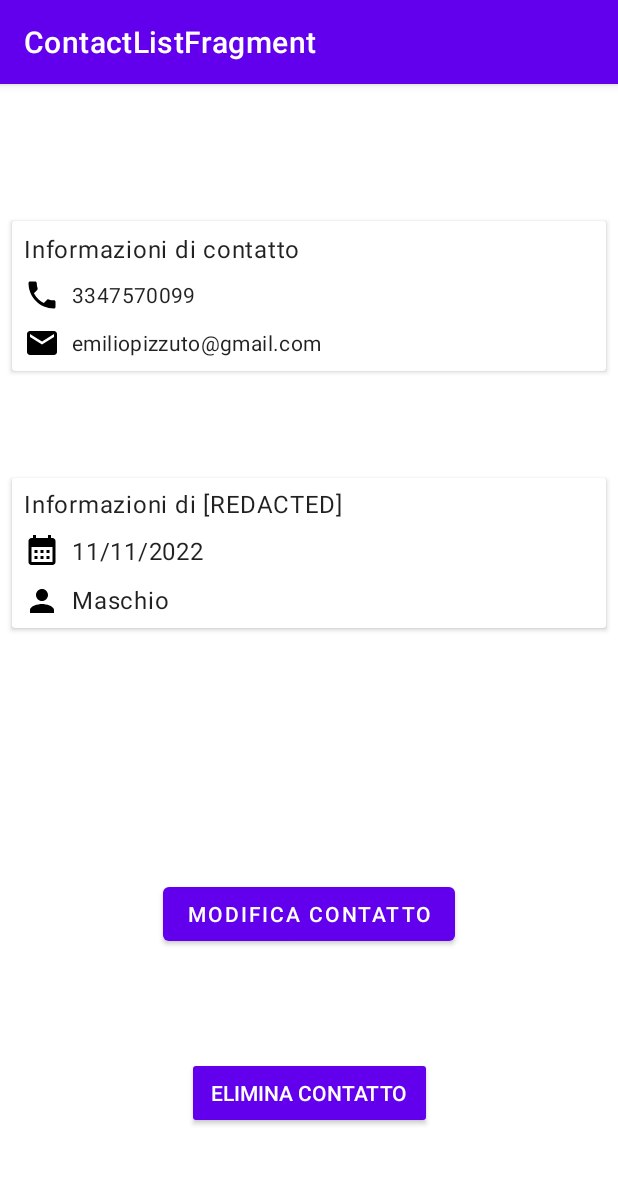
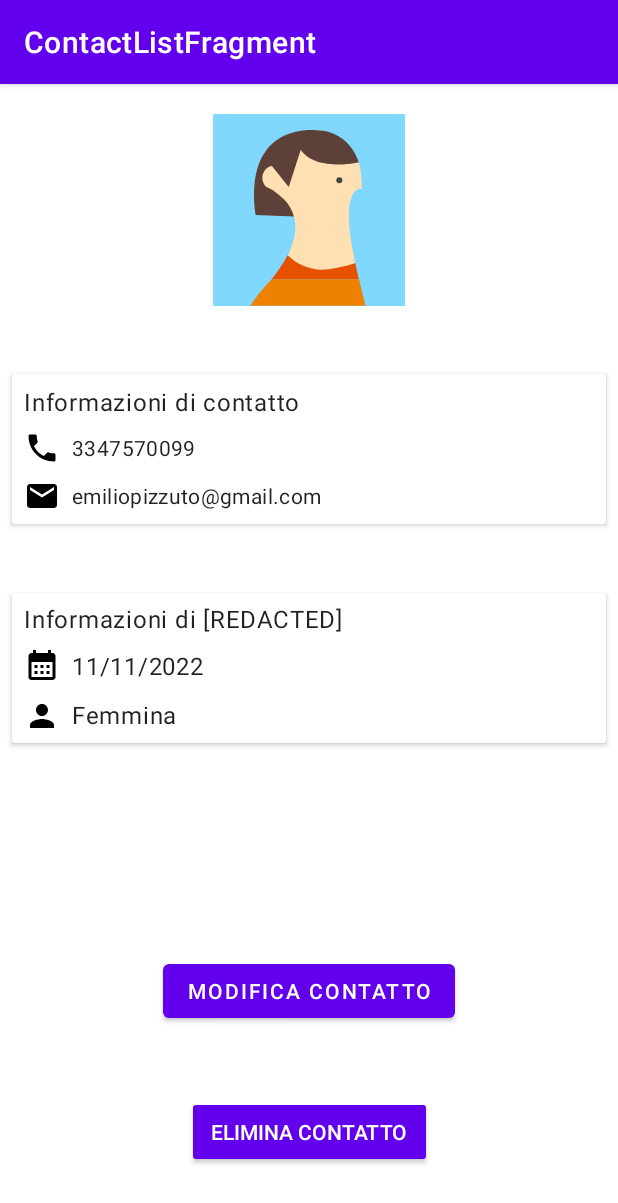
Before and after one commit to UnluckyPizzu/PhoneBook, an Android app: the fragment ContactDetailFragment placed in its activity, on a phone screen of 412 x 824 dp. Shown: the top 1203 px of the screen. Run offline under Robolectric (Android 15) with nearby library versions, the phone set to English and light mode, and no system bars; our stand-ins replace navigation-ui; 10 statements that could not run were skipped.

Commit message:
Details page binding

```diff
--- a/app/src/main/java/com/pizzu/phonebook/ui/main/fragment/ContactAddFragment.kt
+++ b/app/src/main/java/com/pizzu/phonebook/ui/main/fragment/ContactAddFragment.kt
@@ -9,15 +9,15 @@ import androidx.fragment.app.Fragment
 import androidx.fragment.app.activityViewModels
 import androidx.navigation.fragment.findNavController
 import androidx.navigation.fragment.navArgs
-import androidx.recyclerview.widget.LinearLayoutManager
 import com.google.android.material.datepicker.MaterialDatePicker
 import com.pizzu.phonebook.R
 import com.pizzu.phonebook.data.application.ContactApplication
 import com.pizzu.phonebook.databinding.ContactAddFragmentBinding
-import com.pizzu.phonebook.databinding.ContactListFragmentBinding
 import com.pizzu.phonebook.model.Contact
 import com.pizzu.phonebook.viewmodel.ContactViewModel
 import com.pizzu.phonebook.viewmodel.ContactViewModelFactory
+import java.text.SimpleDateFormat
+import java.util.*
 
 class ContactAddFragment : Fragment() {
     private var _binding: ContactAddFragmentBinding? = null
@@ -60,11 +60,16 @@ class ContactAddFragment : Fragment() {
             }
         }
 
-        binding.textInputLayoutBirthday.setOnClickListener{
+        binding.textBirthday.setOnClickListener{
             val datePicker = MaterialDatePicker.Builder.datePicker().setTitleText("Seleziona compleanno").build()
             datePicker.addOnPositiveButtonClickListener {
-                binding.textBirthday.setText(it.toString())
+                val utc = Calendar.getInstance(TimeZone.getTimeZone("UTC"))
+                utc.timeInMillis = it
+                val format = SimpleDateFormat("dd-MM-yyyy")
+                val formatted: String = format.format(utc.time)
+                binding.textBirthday.setText(formatted)
             }
+            datePicker.show(childFragmentManager, "tag")
         }
     }
 
--- a/app/src/main/java/com/pizzu/phonebook/ui/main/fragment/ContactDetailFragment.kt
+++ b/app/src/main/java/com/pizzu/phonebook/ui/main/fragment/ContactDetailFragment.kt
@@ -4,13 +4,34 @@ import android.os.Bundle
 import android.view.LayoutInflater
 import android.view.View
 import android.view.ViewGroup
+import android.widget.TextView
 import androidx.fragment.app.Fragment
+import androidx.fragment.app.activityViewModels
+import androidx.navigation.fragment.findNavController
+import androidx.navigation.fragment.navArgs
+import com.google.android.material.datepicker.MaterialDatePicker
+import com.pizzu.phonebook.R
+import com.pizzu.phonebook.data.application.ContactApplication
 import com.pizzu.phonebook.databinding.ContactAddFragmentBinding
 import com.pizzu.phonebook.databinding.ContactDetailFragmentBinding
+import com.pizzu.phonebook.model.Contact
+import com.pizzu.phonebook.viewmodel.ContactViewModel
+import com.pizzu.phonebook.viewmodel.ContactViewModelFactory
+import java.text.SimpleDateFormat
+import java.util.*
 
 class ContactDetailFragment : Fragment() {
     private var _binding: ContactDetailFragmentBinding? = null
     private val binding get() = _binding!!
+
+    private val navigationArgs : ContactDetailFragmentArgs by navArgs()
+    lateinit var contact : Contact
+
+    private val viewModel : ContactViewModel by activityViewModels {
+        ContactViewModelFactory(
+            (activity?.application as ContactApplication).database.contactDao()
+        )
+    }
 
     override fun onCreateView(
         inflater: LayoutInflater,
@@ -23,6 +44,50 @@ class ContactDetailFragment : Fragment() {
 
     override fun onViewCreated(view: View, savedInstanceState: Bundle?) {
         super.onViewCreated(view, savedInstanceState)
+        val id = navigationArgs.id
+        viewModel.retrieveContact(id).observe(this.viewLifecycleOwner){ updatedItem ->
+            contact = updatedItem
+            bind(contact)
+        }
+    }
 
+    private fun bind(contact: Contact) {
+        binding.apply {
+            textDetailName.setText("Informazioni di ${contact.name} ${contact.surname}", TextView.BufferType.SPANNABLE)
+            textDetailTelephone.setText(contact.telephoneNumber, TextView.BufferType.SPANNABLE)
+            if(contact.birthday.isNullOrEmpty())
+                groupBirthday.visibility = View.GONE
+            else
+                textDetailDate.setText(contact.birthday, TextView.BufferType.SPANNABLE)
+
+            if(contact.email.isNullOrEmpty())
+                groupEmail.visibility = View.GONE
+            else
+                textDetailEmail.setText(contact.email, TextView.BufferType.SPANNABLE)
+
+            if(contact.gender == true)
+            {
+                textDetailGender.setText("Maschio")
+                imgPersonalContact.setImageResource(R.drawable.avatar_1)
+            }
+            else
+            {
+                textDetailGender.setText("Femmina")
+                imgPersonalContact.setImageResource(R.drawable.avatar_2)
+            }
+
+            buttonDeleteItem.setOnClickListener {
+                viewModel.deleteContact(contact)
+                val action = ContactDetailFragmentDirections.actionContactDetailFragmentToContactListFragment()
+                findNavController().navigate(action)
+            }
+
+            buttonEditItem.setOnClickListener {
+                val action = ContactDetailFragmentDirections.actionContactDetailFragmentToContactAddFragment(
+                    contact.id
+                )
+                findNavController().navigate(action)
+            }
+        }
     }
 }
--- a/app/src/main/res/drawable/avatar_2.xml
+++ b/app/src/main/res/drawable/avatar_2.xml
@@ -15,29 +15,32 @@
   -->
 
 <vector xmlns:android="http://schemas.android.com/apk/res/android"
-        android:width="128dp"
-        android:height="128dp"
-        android:viewportHeight="128.0"
-        android:viewportWidth="128.0">
+    android:width="128dp"
+    android:height="128dp"
+    android:viewportHeight="128.0"
+    android:viewportWidth="128.0">
     <path
-            android:fillColor="#B9F6CA"
-            android:pathData="M0 0h128v128h-128z" />
+        android:fillColor="#80D8FF"
+        android:pathData="M0 0h128v128h-128z" />
     <path
-            android:fillColor="#FFCC80"
-            android:pathData="M70.1 122.5l.6,-.1c6.1,-.8 12,-2.4 17.7,-4.8 1.2,-.5 2.4,-1.1 3.2,-2.1 1.3,-1.7,-.1,-5.6,-.5,-7.7,-.7,-3.8,-1.3,-7.7,-1.9,-11.5,-.7,-4.5,-1.5,-9.1,-1.6,-13.7,-.2,-7.6.7,-12.3 1.9,-15.3h9l-2.6,-10.4c-.2,-2.4,-.4,-4.8,-.7,-6.8,-.2,-1.9,-.6,-3.6,-1.2,-5.3,-14.9 2.2,-24.5.9,-30.7,-1.8l-23.1 4.5,-.7.1h-.7c-.4,-.1,-.9,-.2,-1.2,-.4,-.4 0,-.9 0,-1.4.1,-4.1.6,-6.9 4.7,-6.3 9.1.3 2 1.2 3.8 2.6 5 .3.1 1.6.7 3.4 1.7.8.4 1.6 1 2.5 1.6 1.5 1.1 3.2 2.5 4.9 4.1 5.8 5.9 8.4 13.8 7.4 22,-.6 4.7,-2.2 9.4,-4.4 13.6,-.5 1,-1 1.6,-1.1 2.8,-.1 1.1,-.1 2.3.1 3.4.4 2.3 1.5 4.4 3 6.2 2.6 3.1 6.4 5 10.4 5.8 3.8.4 7.6.3 11.4,-.1zm9.5,-67.6c.9 0 1.6.7 1.6 1.6 0 .9,-.7 1.6,-1.6 1.6s-1.6,-.7,-1.6,-1.6c-.1,-.8.7,-1.6 1.6,-1.6zM128 97.7c-3.3 1.9,-6.6 3.7,-9.9 5.3,-3.2 1.5,-6.3 2.9,-9.6 4.2,-.9.4,-2.1.5,-2.9 1.1,-1.1.8,-1.9 2.5,-2.3 3.7,-.6 1.6,-.6 3.4.3 4.8.8 1.2 2.1 2 3.5 2.6 5.9 2.9 12.2 5.1 18.6 6.5 1.4.3 2.3 1.8 2.4.1v-28.1c-.1.1,-.1,-.1,-.1,-.2z" />
+        android:fillColor="#5D4037"
+        android:pathData="M53.7 68.3c.9,-.1 1.7,-.3 2,-.9.1,-.2.2,-.4.2,-.6.2,-1,-.2,-2,-.5,-3,-1.2,-3.2,-2,-6.4,-2.2,-9.8,-.3,-3.9.4,-7.8 1,-11.6l12.7,-8.1c.8,-.5 1.8,-1.5 2.7,-1.7.9,-.3 2.4.6 3.3.8 1.3.4 2.6.6 4 .9 5.4.9 10.9.7 16.2,-.6 1.3,-.3 2.7,-1.1 4,-1.3,-.3,-2.1,-1.5,-4.3,-2.5,-6.1,-1,-1.9,-2.2,-3.7,-3.6,-5.3,-2.7,-3.2,-6,-5.8,-9.8,-7.5,-3.3,-1.5,-6.8,-2.4,-10.4,-2.5 0 0,-50.8,-8.1,-42.4 56.4l12.8.5 8.7.3c.9,-.1 2.5.2 3.8.1z" />
     <path
-            android:fillColor="#444"
-            android:pathData="M94.2 44.9c-.8,-2.6,-1.8,-5,-3.2,-7.2l-7.2 1.4,-20.4 4c6.3 2.7 15.9 4 30.8 1.8z" />
+        android:fillColor="#E65100"
+        android:pathData="M101.3 128h.3c-2.4,-9.5,-4.8,-19.4,-6.8,-28.7,-7.6 2.7,-39.3.6,-45.1,-5.1,-2.5 4.9,-6 10.3,-10.8 16.2h58.1l4.3 17.6z" />
     <path
-            android:fillColor="#E65100"
-            android:pathData="M38.9 48.4h.7c.2 0 .5 0 .7,-.1l23.1,-4.5 20.4,-4 23.3,-4.5c1.9,-.4 3.2,-2 2.9,-3.6,-.3,-1.6,-2.1,-2.6,-4.1,-2.3l-19.6 3.8,-1.3,-6.8c-2,-10.9,-15,-17.7,-29.1,-14.9,-14 2.7,-23.7 13.9,-21.6 24.9h.1l1.7 9v.7c.2.8.7 1.4 1.4 1.9.5.1 1 .3 1.4.4z" />
+        android:fillColor="#2A56C6"
+        android:pathData="M97.2 92.5v-.2.2z" />
     <path
-            android:fillColor="#444"
-            android:pathData="M79.6,56.5 m-2.0, 0 a 2.0,2.0 0 1,1 4.0,0 a2.0,2.0 0 1,1 -4.0,0" />
+        android:fillColor="#00838F"
+        android:pathData="M39.2 107.1l.3,-.4,-.3.3v.1z" />
     <path
-            android:fillColor="#689F38"
-            android:pathData="M128 128v-1.8l-21.7,-18.2,-.4.2,-2.9 1.3c-3 1.3,-6 2.6,-9.2 3.8l-1.4.5c-9 3.3,-16.5 4.1,-22.8 3.6,-16.4,-1.3,-23.8,-11.9,-23.8,-11.9,-2.2 4.2,-5.2 8.7,-9.2 13.5l-.3.4,-1.7 2c-.9 1.1,-2 2.6,-3.4 4.5,-.4.6,-.9 1.3,-1.4 2l98.2.1z" />
+        android:fillColor="#EE8100"
+        android:pathData="M101.6 128c-1.5,-5.8,-3,-11.8,-4.3,-17.7h-58.4c-.9 1.1,-2.1 2.2,-3.1 3.3,-.2.2,-.3.4,-.5.5,-4 4.6,-7.5 9.2,-10.4 13.8h76.7z" />
     <path
-            android:fillColor="#FFCC80"
-            android:pathData="M36.3 119.3s.1,-.2.2,-.3c-.1.1,-.2.2,-.2.3z" />
+        android:fillColor="#FFE0B2"
+        android:pathData="M72.4 103.8c5.9,-.2 14.8,-1.8 22.4,-4.5,-.3,-1.4,-.6,-2.7,-.8,-4.1,-1.9,-9.4,-3.2,-18.1,-3.4,-25,-.5,-19.6 6.6,-20.2 6.6,-20.2h2.1c0,-4.2,-.5,-8.8,-.9,-12.3,-.2,-1.9,-.6,-3.6,-1.2,-5.3l-3.6.5,-.6.1,-2.9.3c-.3 0,-.6 0,-.9.1,-.3 0,-.7 0,-1 .1,-.3 0,-.7 0,-1 .1h-5.1c-.7 0,-1.3 0,-1.9,-.1h-.3c-1.4,-.1,-2.8,-.2,-4,-.4h-.2l-1.1,-.2h-.2l-.9,-.2c-.1 0,-.2 0,-.3,-.1l-2.3,-.5h-.1c-.4,-.1,-.8,-.2,-1.1,-.3,-.1 0,-.1 0,-.2,-.1l-1,-.3c-.1 0,-.1 0,-.2,-.1,-.3,-.1,-.6,-.2,-.9,-.4,-.1 0,-.1 0,-.2,-.1l-.9,-.4s-.1 0,-.1,-.1c-1.4,-.6,-2.6,-1.3,-3.6,-2.1l-.1,-.1,-.6,-.5,-.2,-.2,-.5,-.4,-.2,-.2,-.4,-.4,-.2,-.2,-.4,-.4,-.2,-.2,-.3,-.4,-.2,-.2,-.3,-.4,-.1,-.2c-.2,-.2,-.3,-.4,-.4,-.6l-8 24.9,-11.2,-14.1c-4.1.6,-6.9 4.7,-6.3 9.1.3 2 1.2 3.8 2.6 5 .3.1 1.6.7 3.4 1.7.8.4 1.6 1 2.5 1.6 1.5 1.1 3.2 2.5 4.9 4.1h.1l.1.1.2.2.1.1.3.3.1.1.4.4c.8.8 1.8 1.9 2.8 3.5v.1l.6.9s0 .1.1.1c.2.3.4.6.5 1 0 0 0 .1.1.1l.6 1.1c.6 1.2 1.1 2.6 1.5 4.1 1.7 6.2 1.6 14.8,-4 25.9 5.6 5.8 13.6 9.4 22.5 9.7z" />
+    <path
+        android:fillColor="#444"
+        android:pathData="M84.2,44.1 m-2.0, 0 a 2.0,2.0 0 1,1 4.0,0 a2.0,2.0 0 1,1 -4.0,0" />
 </vector>
--- a/app/src/main/res/layout/contact_add_fragment.xml
+++ b/app/src/main/res/layout/contact_add_fragment.xml
@@ -70,6 +70,7 @@
                 android:layout_height="wrap_content"
                 android:layout_marginTop="8dp"
                 android:id="@+id/BtnGroupGender"
+                app:singleSelection="true"
                 android:layout_marginBottom="8dp"
                 app:layout_constraintBottom_toBottomOf="parent"
                 app:layout_constraintEnd_toEndOf="@+id/textInputSurname"
@@ -79,12 +80,14 @@
                 <Button
                     android:id="@+id/btnMale"
                     android:layout_width="wrap_content"
+                    style="?attr/materialButtonOutlinedStyle"
                     android:layout_height="wrap_content"
                     android:layout_weight="1"
                     android:text="Male" />
                 <Button
                     android:id="@+id/btnFemale"
                     android:layout_width="wrap_content"
+                    style="?attr/materialButtonOutlinedStyle"
                     android:layout_height="wrap_content"
                     android:layout_weight="1"
                     android:text="Female" />
@@ -133,6 +136,7 @@
                 <com.google.android.material.textfield.TextInputEditText
                     android:id="@+id/textTelephone"
                     android:layout_width="match_parent"
+                    android:inputType="number"
                     android:layout_height="wrap_content"
                     android:hint="Numero di telefono*" />
             </com.google.android.material.textfield.TextInputLayout>
@@ -153,7 +157,7 @@
             android:layout_height="match_parent">
 
             <ImageView
-                android:id="@+id/imgEmail"
+                android:id="@+id/imgBirthday"
                 android:layout_width="wrap_content"
                 android:layout_height="0dp"
                 android:layout_marginStart="8dp"
@@ -173,12 +177,13 @@
                 android:layout_marginBottom="8dp"
                 app:layout_constraintBottom_toBottomOf="parent"
                 app:layout_constraintEnd_toEndOf="parent"
-                app:layout_constraintStart_toEndOf="@+id/imgEmail"
+                app:layout_constraintStart_toEndOf="@+id/imgBirthday"
                 app:layout_constraintTop_toTopOf="parent">
 
                 <com.google.android.material.textfield.TextInputEditText
                     android:id="@+id/textEmail"
                     android:layout_width="match_parent"
+                    android:inputType="textEmailAddress"
                     android:layout_height="wrap_content"
                     android:hint="Email" />
             </com.google.android.material.textfield.TextInputLayout>
@@ -199,7 +204,7 @@
             android:layout_height="match_parent">
 
             <ImageView
-                android:id="@+id/imgBirthday"
+                android:id="@+id/imgGender"
                 android:layout_width="wrap_content"
                 android:layout_height="0dp"
                 android:layout_marginStart="8dp"
@@ -219,13 +224,15 @@
                 android:layout_marginBottom="8dp"
                 app:layout_constraintBottom_toBottomOf="parent"
                 app:layout_constraintEnd_toEndOf="parent"
-                app:layout_constraintStart_toEndOf="@+id/imgBirthday"
+                app:layout_constraintStart_toEndOf="@+id/imgGender"
                 app:layout_constraintTop_toTopOf="parent">
 
                 <com.google.android.material.textfield.TextInputEditText
                     android:id="@+id/textBirthday"
                     android:layout_width="match_parent"
                     android:layout_height="wrap_content"
+                    android:clickable="true"
+                    android:focusable="false"
                     android:hint="Data di nascita" />
             </com.google.android.material.textfield.TextInputLayout>
         </androidx.constraintlayout.widget.ConstraintLayout>
--- a/app/src/main/res/layout/contact_detail_fragment.xml
+++ b/app/src/main/res/layout/contact_detail_fragment.xml
@@ -7,7 +7,7 @@
     tools:context=".ui.main.fragment.ContactDetailFragment">
 
     <ImageView
-        android:id="@+id/imageView"
+        android:id="@+id/imgPersonalContact"
         android:layout_width="wrap_content"
         android:layout_height="wrap_content"
         android:layout_marginTop="20dp"
@@ -25,7 +25,7 @@
         app:layout_constraintBottom_toTopOf="@+id/cardView3"
         app:layout_constraintEnd_toEndOf="parent"
         app:layout_constraintStart_toStartOf="parent"
-        app:layout_constraintTop_toBottomOf="@+id/imageView"
+        app:layout_constraintTop_toBottomOf="@+id/imgPersonalContact"
         app:layout_constraintVertical_chainStyle="spread">
 
         <androidx.constraintlayout.widget.ConstraintLayout
@@ -52,13 +52,13 @@
                 android:layout_width="wrap_content"
                 android:layout_height="wrap_content"
                 android:layout_marginTop="8dp"
-                app:layout_constraintBottom_toTopOf="@+id/imageView3"
+                app:layout_constraintBottom_toTopOf="@+id/imgEmail"
                 app:layout_constraintStart_toStartOf="@+id/textView"
                 app:layout_constraintTop_toBottomOf="@+id/textView"
                 app:srcCompat="@drawable/ic_phone_24" />
 
             <TextView
-                android:id="@+id/textView2"
+                android:id="@+id/textDetailTelephone"
                 android:layout_width="0dp"
                 android:layout_height="wrap_content"
                 android:layout_marginStart="8dp"
@@ -70,7 +70,7 @@
                 app:layout_constraintTop_toTopOf="@+id/imageView2" />
 
             <ImageView
-                android:id="@+id/imageView3"
+                android:id="@+id/imgEmail"
                 android:layout_width="wrap_content"
                 android:layout_height="wrap_content"
                 android:layout_marginTop="8dp"
@@ -85,26 +85,26 @@
                 android:layout_width="wrap_content"
                 android:layout_height="wrap_content"
                 android:visibility="visible"
-                app:constraint_referenced_ids="textView2,imageView2" />
+                app:constraint_referenced_ids="textDetailTelephone,imageView2" />
 
             <TextView
-                android:id="@+id/textView3"
+                android:id="@+id/textDetailEmail"
                 android:layout_width="0dp"
                 android:layout_height="wrap_content"
                 android:layout_marginStart="8dp"
                 android:text="emiliopizzuto@gmail.com"
                 android:textAppearance="@style/TextAppearance.MaterialComponents.Body2"
-                app:layout_constraintBottom_toBottomOf="@+id/imageView3"
+                app:layout_constraintBottom_toBottomOf="@+id/imgEmail"
                 app:layout_constraintEnd_toEndOf="parent"
-                app:layout_constraintStart_toEndOf="@+id/imageView3"
-                app:layout_constraintTop_toTopOf="@+id/imageView3" />
+                app:layout_constraintStart_toEndOf="@+id/imgEmail"
+                app:layout_constraintTop_toTopOf="@+id/imgEmail" />
 
             <androidx.constraintlayout.widget.Group
-                android:id="@+id/group2"
+                android:id="@+id/groupEmail"
                 android:layout_width="wrap_content"
                 android:layout_height="wrap_content"
                 android:visibility="visible"
-                app:constraint_referenced_ids="imageView3,textView3" />
+                app:constraint_referenced_ids="imgEmail,textDetailEmail" />
         </androidx.constraintlayout.widget.ConstraintLayout>
     </androidx.cardview.widget.CardView>
 
@@ -123,7 +123,7 @@
             android:layout_height="match_parent">
 
             <TextView
-                android:id="@+id/textView4"
+                android:id="@+id/textDetailName"
                 android:layout_width="0dp"
                 android:layout_height="wrap_content"
                 android:layout_marginStart="8dp"
@@ -131,76 +131,76 @@
                 android:layout_marginEnd="8dp"
                 android:text="Informazioni di [REDACTED]"
                 android:textAppearance="@style/TextAppearance.MaterialComponents.Body1"
-                app:layout_constraintBottom_toTopOf="@+id/imgEmail"
+                app:layout_constraintBottom_toTopOf="@+id/imgBirthday"
                 app:layout_constraintEnd_toEndOf="parent"
                 app:layout_constraintHorizontal_bias="0.5"
                 app:layout_constraintStart_toStartOf="parent"
                 app:layout_constraintTop_toTopOf="parent" />
 
             <ImageView
-                android:id="@+id/imgEmail"
+                android:id="@+id/imgBirthday"
                 android:layout_width="wrap_content"
                 android:layout_height="wrap_content"
                 android:layout_marginTop="8dp"
-                app:layout_constraintBottom_toTopOf="@+id/imgBirthday"
-                app:layout_constraintStart_toStartOf="@+id/textView4"
-                app:layout_constraintTop_toBottomOf="@+id/textView4"
+                app:layout_constraintBottom_toTopOf="@+id/imgGender"
+                app:layout_constraintStart_toStartOf="@+id/textDetailName"
+                app:layout_constraintTop_toBottomOf="@+id/textDetailName"
                 app:srcCompat="@drawable/ic_calendar_24" />
 
             <TextView
-                android:id="@+id/textView7"
+                android:id="@+id/textDetailDate"
                 android:layout_width="0dp"
                 android:layout_height="wrap_content"
                 android:layout_marginStart="8dp"
                 android:text="11/11/2022"
                 android:textAppearance="@style/TextAppearance.MaterialComponents.Body1"
-                app:layout_constraintBottom_toBottomOf="@+id/imgEmail"
-                app:layout_constraintEnd_toEndOf="@+id/textView4"
-                app:layout_constraintStart_toEndOf="@+id/imgEmail"
-                app:layout_constraintTop_toTopOf="@+id/imgEmail" />
+                app:layout_constraintBottom_toBottomOf="@+id/imgBirthday"
+                app:layout_constraintEnd_toEndOf="@+id/textDetailName"
+                app:layout_constraintStart_toEndOf="@+id/imgBirthday"
+                app:layout_constraintTop_toTopOf="@+id/imgBirthday" />
 
             <ImageView
-                android:id="@+id/imgBirthday"
+                android:id="@+id/imgGender"
                 android:layout_width="wrap_content"
                 android:layout_height="wrap_content"
                 android:layout_marginTop="10dp"
                 android:layout_marginBottom="8dp"
                 app:layout_constraintBottom_toBottomOf="parent"
-                app:layout_constraintStart_toStartOf="@+id/imgEmail"
-                app:layout_constraintTop_toBottomOf="@+id/imgEmail"
+                app:layout_constraintStart_toStartOf="@+id/imgBirthday"
+                app:layout_constraintTop_toBottomOf="@+id/imgBirthday"
                 app:srcCompat="@drawable/ic_gender_24" />
 
             <TextView
-                android:id="@+id/textView8"
+                android:id="@+id/textDetailGender"
                 android:layout_width="0dp"
                 android:layout_height="wrap_content"
                 android:layout_marginStart="8dp"
                 android:layout_marginTop="8dp"
                 android:text="Maschio"
                 android:textAppearance="@style/TextAppearance.MaterialComponents.Body1"
-                app:layout_constraintBottom_toBottomOf="@+id/imgBirthday"
+                app:layout_constraintBottom_toBottomOf="@+id/imgGender"
                 app:layout_constraintEnd_toEndOf="parent"
-                app:layout_constraintStart_toEndOf="@+id/imgBirthday"
-                app:layout_constraintTop_toBottomOf="@+id/imgEmail" />
+                app:layout_constraintStart_toEndOf="@+id/imgGender"
+                app:layout_constraintTop_toBottomOf="@+id/imgBirthday" />
 
             <androidx.constraintlayout.widget.Group
-                android:id="@+id/group3"
+                android:id="@+id/groupBirthday"
                 android:layout_width="wrap_content"
                 android:layout_height="wrap_content"
                 android:visibility="visible"
-                app:constraint_referenced_ids="imgEmail,textView7" />
+                app:constraint_referenced_ids="imgBirthday,textDetailDate" />
 
             <androidx.constraintlayout.widget.Group
-                android:id="@+id/group4"
+                android:id="@+id/groupGender"
                 android:layout_width="wrap_content"
                 android:layout_height="wrap_content"
                 android:visibility="visible"
-                app:constraint_referenced_ids="imgBirthday,textView8" />
+                app:constraint_referenced_ids="imgGender,textDetailGender" />
         </androidx.constraintlayout.widget.ConstraintLayout>
     </androidx.cardview.widget.CardView>
 
     <Button
-        android:id="@+id/buttonAddItem"
+        android:id="@+id/buttonDeleteItem"
         style="@style/Widget.AppCompat.Button"
         android:layout_width="wrap_content"
         android:layout_height="wrap_content"
@@ -215,7 +215,7 @@
         android:layout_width="wrap_content"
         android:layout_height="wrap_content"
         android:text="Modifica contatto"
-        app:layout_constraintBottom_toTopOf="@+id/buttonAddItem"
+        app:layout_constraintBottom_toTopOf="@+id/buttonDeleteItem"
         app:layout_constraintEnd_toEndOf="parent"
         app:layout_constraintStart_toStartOf="parent"
         app:layout_constraintTop_toBottomOf="@+id/cardView3" />
--- a/app/src/main/res/layout/contact_item.xml
+++ b/app/src/main/res/layout/contact_item.xml
@@ -5,6 +5,7 @@
     xmlns:app="http://schemas.android.com/apk/res-auto"
     xmlns:tools="http://schemas.android.com/tools"
     android:layout_width="match_parent"
+    android:layout_marginHorizontal="8dp"
     android:orientation="horizontal"
     android:layout_height="wrap_content">
 
--- a/app/src/main/res/layout/contact_list_fragment.xml
+++ b/app/src/main/res/layout/contact_list_fragment.xml
@@ -29,7 +29,7 @@
         android:id="@+id/recyclerContact"
         android:layout_width="match_parent"
         android:layout_height="0dp"
-        android:layout_marginEnd="8dp"
+        android:layout_marginTop="4dp"
         app:layout_constraintBottom_toBottomOf="parent"
         app:layout_constraintEnd_toEndOf="@+id/cardSearch"
         app:layout_constraintStart_toStartOf="@+id/cardSearch"
--- a/app/src/main/res/navigation/nav_graph.xml
+++ b/app/src/main/res/navigation/nav_graph.xml
@@ -38,5 +38,8 @@
         <argument
             android:name="id"
             app:argType="integer" />
+        <action
+            android:id="@+id/action_contactDetailFragment_to_contactListFragment"
+            app:destination="@id/contactListFragment" />
     </fragment>
 </navigation>
```
